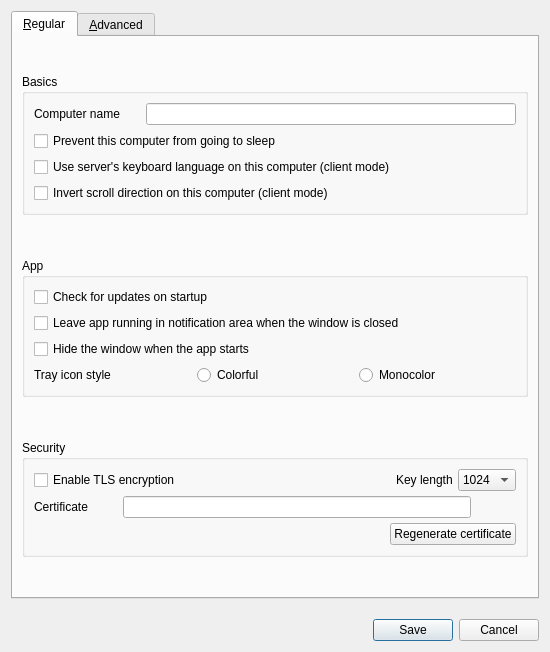
First picture: the form in src/apps/deskflow-gui/dialogs/SettingsDialog.ui, repository deskflow/deskflow, before the edit.
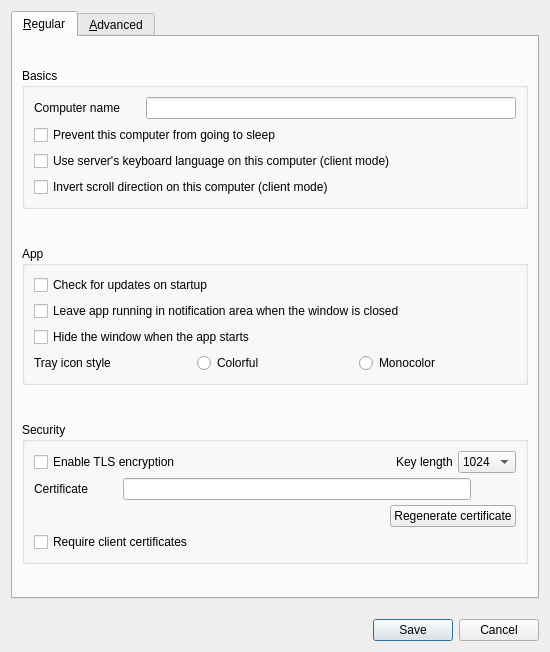
Second picture: the form after the edit.

Commit message:
feat: add config for client cert required
 based on barrier: 8bc280e0

```diff
--- a/src/apps/deskflow-gui/dialogs/SettingsDialog.ui
+++ b/src/apps/deskflow-gui/dialogs/SettingsDialog.ui
@@ -360,6 +360,13 @@
             </item>
            </layout>
           </item>
+          <item>
+           <widget class="QCheckBox" name="chkRequireClientCert">
+            <property name="text">
+             <string>Require client certificates</string>
+            </property>
+           </widget>
+          </item>
          </layout>
         </widget>
        </item>
```
The commit also changes 5 other files.
